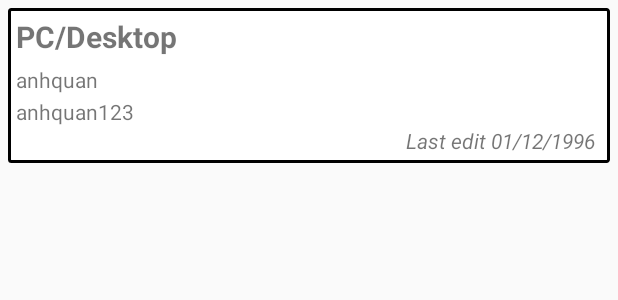
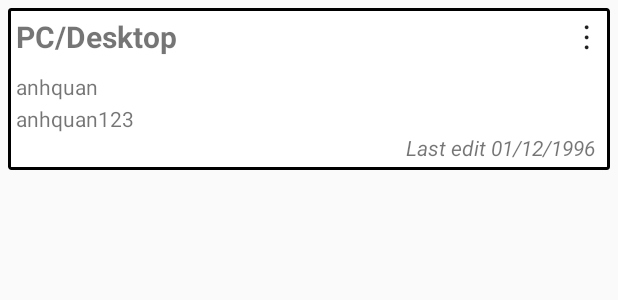
Before and after one commit to Kun112/PassKeeper, an Android app: the layout account_item_recyclerview.xml on its own in the app's theme, with its tools: preview values and no code run, on a phone screen of 412 x 824 dp. Shown: the top 300 px of the screen. Run offline under Robolectric (Android 15) with nearby library versions, the phone set to English and light mode, and no system bars.

Commit message:
implement on long click item account

```diff
--- a/app/src/main/java/com/anhquanha/passkeeper/view/activity/ReloginActivity.java
+++ b/app/src/main/java/com/anhquanha/passkeeper/view/activity/ReloginActivity.java
@@ -7,11 +7,13 @@ import android.support.v7.app.AppCompatActivity;
 import android.widget.Button;
 import android.widget.EditText;
 import android.widget.TextView;
+import android.widget.Toast;
 
 import com.anhquanha.passkeeper.MainApplication;
 import com.anhquanha.passkeeper.R;
 import com.anhquanha.passkeeper.asset.SharePrefer;
 import com.anhquanha.passkeeper.model.User;
+import com.anhquanha.passkeeper.util.StringUtil;
 
 import butterknife.BindView;
 import butterknife.ButterKnife;
@@ -60,6 +62,8 @@ public class ReloginActivity extends AppCompatActivity {
             MainApplication.setUserInfo(user);
             startActivity(new Intent(ReloginActivity.this, MainActivity.class));
             finish();
+        }else{
+            Toast.makeText(this, StringUtil.getStringResource(R.string.not_corresponding_pass), Toast.LENGTH_SHORT).show();
         }
     }
 }
--- a/app/src/main/res/layout/account_item_recyclerview.xml
+++ b/app/src/main/res/layout/account_item_recyclerview.xml
@@ -1,9 +1,13 @@
 <?xml version="1.0" encoding="utf-8"?>
 <LinearLayout
+    android:id="@+id/account_layout"
     xmlns:android="http://schemas.android.com/apk/res/android"
     android:orientation="vertical"
     android:background="@drawable/background_recycler_item"
     android:layout_margin="5dp"
+    android:layout_width="match_parent"
+    android:layout_height="wrap_content">
+    <RelativeLayout
         android:layout_width="match_parent"
         android:layout_height="wrap_content">
         <TextView
@@ -12,9 +16,21 @@
             android:textStyle="bold"
             android:layout_marginTop="5dp"
             android:layout_marginLeft="5dp"
-        android:layout_width="match_parent"
+            android:layout_width="wrap_content"
             android:layout_height="wrap_content"
             android:text="PC/Desktop"/>
+        <TextView
+            android:id="@+id/textViewOptions"
+            android:layout_width="wrap_content"
+            android:layout_height="wrap_content"
+            android:layout_alignParentRight="true"
+            android:layout_alignParentTop="true"
+            android:layout_marginRight="10dp"
+            android:padding="3dp"
+            android:text="&#8942;"
+            android:textAppearance="?android:textAppearanceLarge" />
+    </RelativeLayout>
+
     <TextView
         android:id="@+id/idAccountTv"
         android:text="anhquan"
--- /dev/null
+++ b/app/src/main/res/menu/account_long_click_menu.xml
@@ -0,0 +1,5 @@
+<?xml version="1.0" encoding="utf-8"?>
+<menu xmlns:android="http://schemas.android.com/apk/res/android">
+    <item android:title="Edit" android:id="@+id/edit_account"></item>
+    <item android:title="Delete" android:id="@+id/delete_account"></item>
+</menu>
--- a/app/src/main/res/values/strings.xml
+++ b/app/src/main/res/values/strings.xml
@@ -26,4 +26,5 @@
     <string name="log_out_confirm">Are you sure you want to log out?</string>
     <string name="logout">Log out current user</string>
     <string name="greeting_string">Hello %1$s!</string>
+    <string name="account">Accounts</string>
 </resources>
```
Also changed, not shown: app/src/main/java/com/anhquanha/passkeeper/adapter/AccountAdapter.java (+29 -1 lines), app/src/main/java/com/anhquanha/passkeeper/asset/DatabaseHandler.java (+21 -16 lines), app/src/main/java/com/anhquanha/passkeeper/callback/OnAccountItemClickListener.java (added, +8 -0 lines), app/src/main/java/com/anhquanha/passkeeper/util/DateUtil.java (+0 -28 lines), app/src/main/java/com/anhquanha/passkeeper/view/fragment/AccountsFragment.java (+20 -2 lines), app/src/main/res/drawable/ic_plus.xml (added, +7 -0 lines), app/src/main/res/layout/account_list_layout.xml (+7 -3 lines). Lines whose indentation alone changed are shown as unchanged.
